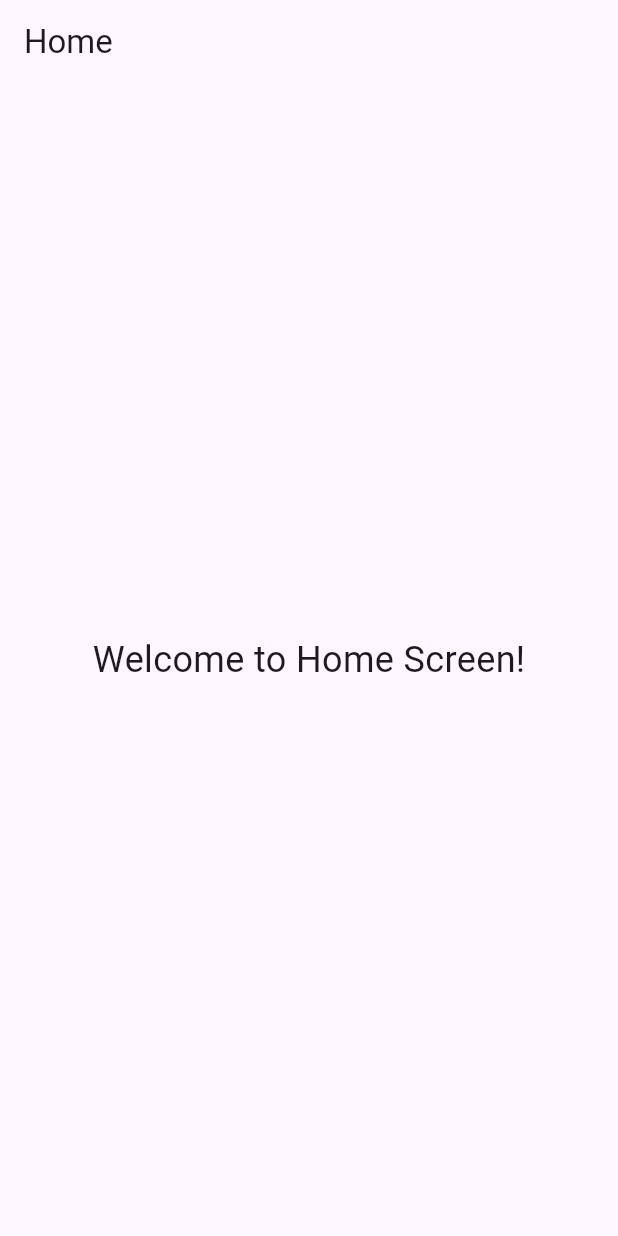
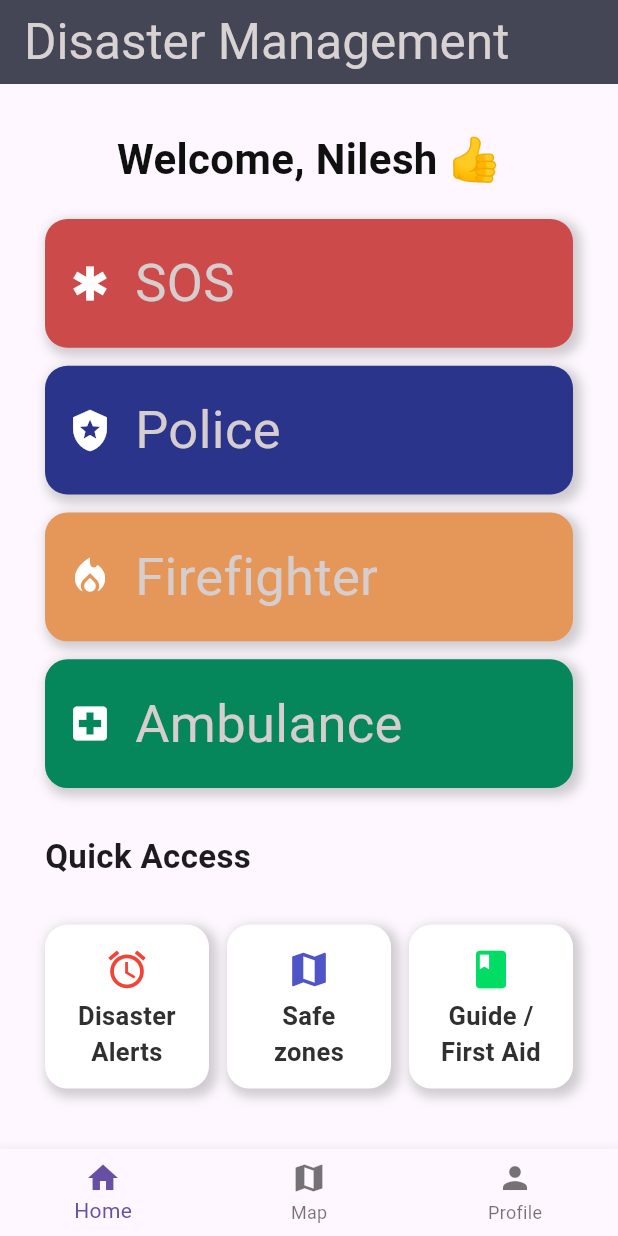
Before and after one commit to nileshkumar-777/disaster_management, a Flutter app: the HomeScreen screen opened directly, on a phone screen of 412 x 824 dp. Run offline on Flutter 3.47's test engine with Material 3 defaults, Android fonts, the phone set to English and light mode, and no system bars; our stand-ins replace firebase_auth, firebase_core, google_fonts; accounts and stored records are empty; network calls fail.

Commit message:
Basic UI of HomeScreen

```diff
--- /dev/null
+++ b/lib/grid.dart
@@ -0,0 +1,110 @@
+import 'package:flutter/material.dart';
+import 'package:google_fonts/google_fonts.dart';
+
+class GridItem extends StatelessWidget {
+  final String text;
+  final Color color;
+  final IconData icon;
+
+  const GridItem({
+    super.key,
+    required this.text,
+    required this.color,
+    required this.icon
+  });
+
+  @override
+  Widget build(BuildContext context) {
+    return Container(
+      padding: const EdgeInsets.all(15),
+      decoration: BoxDecoration(
+        borderRadius: BorderRadius.circular(15),
+        color: color,
+        boxShadow: [
+          BoxShadow(
+            color: Colors.grey.withOpacity(0.5), // shadow color
+            spreadRadius: 2,                     // how wide it spreads
+            blurRadius: 6,                       // softness
+            offset: const Offset(3, 3),          // x,y offset
+          ),
+        ],
+      ),
+      child:  Row(
+        children: [
+
+          Icon(
+            icon,  // 🔹 now works
+            size: 30,
+            color: Colors.white,
+          ),
+          SizedBox(width: 15,),
+          Text(
+              text,
+              style: GoogleFonts.aBeeZee(fontSize: 35, color: Color.fromARGB(255, 214, 206, 206)),
+            ),
+        ],
+      ),
+      );
+
+  }
+}
+
+
+class GridItem2 extends StatelessWidget {
+  final String text;
+  final Color color;
+  final IconData icon;
+  final Color iconcolor;
+
+  const GridItem2({
+    super.key,
+    required this.text,
+    required this.color,
+    required this.icon,
+    required this.iconcolor
+  });
+
+  @override
+  Widget build(BuildContext context) {
+    return Container(
+      padding: const EdgeInsets.all(15),
+      decoration: BoxDecoration(
+        borderRadius: BorderRadius.circular(15),
+        color: color,
+        boxShadow: [
+          BoxShadow(
+            color: Colors.grey.withOpacity(0.5), // shadow color
+            spreadRadius: 2,                     // how wide it spreads
+            blurRadius: 6,                       // softness
+            offset: const Offset(3, 3),          // x,y offset
+          ),
+        ],
+      ),
+      child:  Column(
+        children: [
+
+          Icon(
+            icon,  // 🔹 now works
+            size: 30,
+            color: iconcolor,
+          ),
+          SizedBox(height: 4,),
+          Center(
+            child: Center(
+              child: Text(
+                  text,
+                  textAlign: TextAlign.center,
+                  style: GoogleFonts.aBeeZee(
+                    fontSize: 17,
+                    color: Color.fromARGB(255, 49, 48, 48),
+                    fontWeight: FontWeight.bold
+                    ),
+                ),
+            ),
+          ),
+        ],
+      ),
+      );
+
+  }
+}
--- a/lib/home_screen.dart
+++ b/lib/home_screen.dart
@@ -1,4 +1,6 @@
 import 'package:flutter/material.dart';
+import 'package:google_fonts/google_fonts.dart';
+import 'package:safe_app/grid.dart';
 
 class HomeScreen extends StatelessWidget {
   const HomeScreen({super.key});
@@ -7,14 +9,131 @@ class HomeScreen extends StatelessWidget {
   Widget build(BuildContext context) {
     return Scaffold(
       appBar: AppBar(
-        title: const Text("Home"),
+        title: Text(
+          'Disaster Management',
+          style: GoogleFonts.aBeeZee(fontSize: 33),
+        ),
+        backgroundColor: const Color.fromARGB(255, 68, 69, 85),
+        foregroundColor: const Color.fromARGB(255, 216, 210, 210),
       ),
-      body: const Center(
-        child: Text(
-          "Welcome to Home Screen!",
-          style: TextStyle(fontSize: 24),
+      body: SingleChildScrollView(
+        child: Column(
+          crossAxisAlignment: CrossAxisAlignment.start,
+          children: [
+            const SizedBox(height: 30),
+
+            // Welcome Text
+            Center(
+              child: Text(
+                'Welcome, Nilesh 👍',
+                style: GoogleFonts.aBeeZee(
+                  fontSize: 28,
+                  fontWeight: FontWeight.bold,
+                  color: const Color.fromARGB(255, 17, 16, 16),
+                ),
+              ),
+            ),
+
+            const SizedBox(height: 20),
+
+            // First Grid (Big buttons)
+            Padding(
+              padding: const EdgeInsets.symmetric(horizontal: 30),
+              child: GridView.count(
+                childAspectRatio: 4.1,
+                crossAxisCount: 1,
+                shrinkWrap: true,
+                physics: const NeverScrollableScrollPhysics(),
+                mainAxisSpacing: 12,
+                crossAxisSpacing: 25,
+                children: const [
+                  GridItem(
+                    icon: Icons.emergency,
+                    text: 'SOS',
+                    color: Color.fromARGB(255, 204, 74, 74),
+                  ),
+                  GridItem(
+                    icon: Icons.local_police,
+                    text: 'Police',
+                    color: Color.fromARGB(255, 42, 52, 138),
+                  ),
+                  GridItem(
+                    icon: Icons.local_fire_department,
+                    text: 'Firefighter',
+                    color: Color.fromARGB(255, 228, 151, 88),
+                  ),
+                  GridItem(
+                    icon: Icons.local_hospital,
+                    text: 'Ambulance',
+                    color: Color.fromARGB(255, 6, 134, 91),
+                  ),
+                ],
+              ),
+            ),
+
+            const SizedBox(height:30 ),
+
+            // Quick Access Label (aligned with same padding)
+            Padding(
+              padding: const EdgeInsets.symmetric(horizontal: 30),
+              child: Text(
+                'Quick Access',
+                style: GoogleFonts.aBeeZee(
+                  fontSize: 22,
+                  fontWeight: FontWeight.bold,
+                ),
+              ),
+            ),
+
+            const SizedBox(height: 30),
+
+            // Second Grid (Small buttons)
+            Padding(
+              padding: const EdgeInsets.symmetric(horizontal: 30),
+              child: GridView.count(
+                crossAxisCount: 3,
+                shrinkWrap: true,
+                crossAxisSpacing: 12,
+                physics: const NeverScrollableScrollPhysics(),
+                children: const [
+                  GridItem2(
+                      iconcolor: Colors.red,
+                      text: 'Disaster Alerts',
+                      color: Colors.white,
+                      icon: Icons.alarm),
+                  GridItem2(
+                      iconcolor: Color.fromARGB(255, 77, 85, 199),
+                      text: 'Safe zones',
+                      color: Colors.white,
+                      icon: Icons.map),
+                  GridItem2(
+                      iconcolor: Color.fromARGB(255, 1, 221, 100),
+                      text: 'Guide / First Aid',
+                      color: Colors.white,
+                      icon: Icons.book),
+                ],
+              ),
+            ),
+
+          ],
         ),
       ),
+      bottomNavigationBar: BottomNavigationBar(
+        items: [
+          BottomNavigationBarItem(
+            icon: Icon(Icons.home),
+            label: 'Home'
+            ),
+          BottomNavigationBarItem(
+            icon: Icon(Icons.map),
+            label: 'Map'
+            ),
+          BottomNavigationBarItem(
+            icon: Icon(Icons.person),
+            label: 'Profile'
+            ),
+        ],
+        ),
     );
   }
 }
--- a/lib/main.dart
+++ b/lib/main.dart
@@ -25,7 +25,7 @@
   @override
   void initState() {
     super.initState();
-    Future.delayed(const Duration(seconds: 3), () {
+    Future.delayed(const Duration(seconds: 5), () {
       setState(() {
         _isLoading = false;
       });
```
